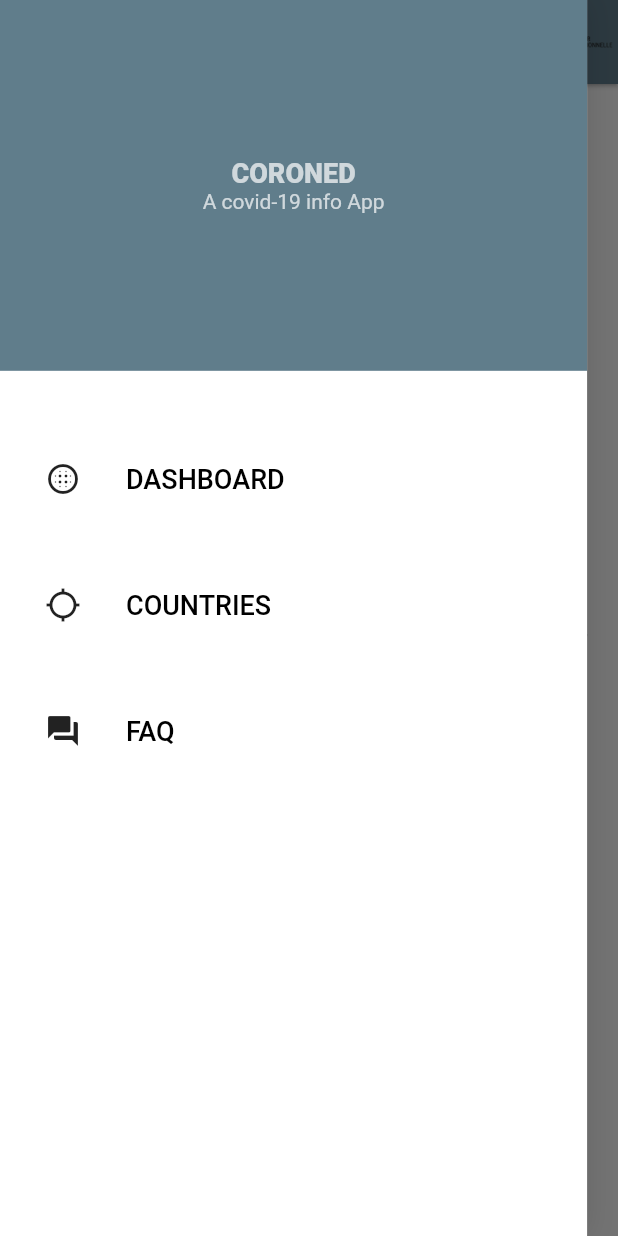
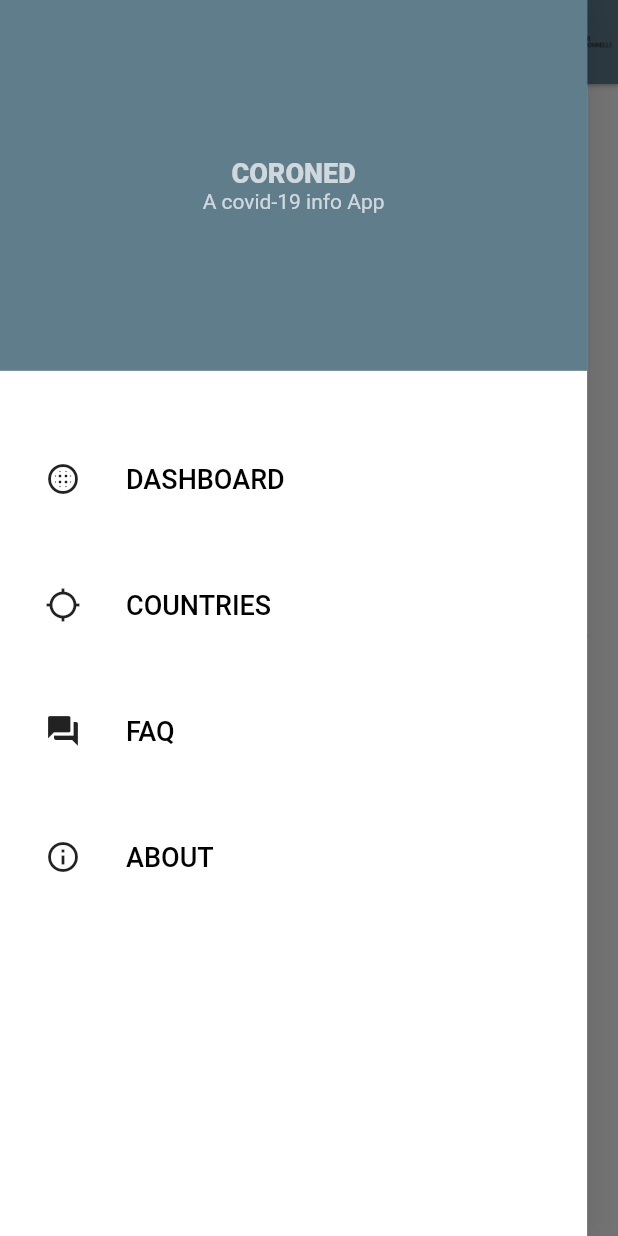
Before and after one commit to RcDevRIL/cesi_covid_19_tracker, a Flutter app: the CovidFaq screen opened by its route, with the side drawer open, on a phone screen of 412 x 824 dp. Run offline on Flutter 3.47's test engine with Material 2 defaults, Android fonts, the light colour scheme and no system bars; our stand-ins replace freezed_annotation, get_it, responsive_builder; generated files the repository leaves out were written again; network calls fail.

Commit message:
fix #62 - Implement About page
- use of Flutter's LicencePage to show infos on the app (name, version, logo, what is the app, licences)

```diff
--- a/lib/data/constants/app_globals.dart
+++ b/lib/data/constants/app_globals.dart
@@ -22,12 +22,22 @@ class AppTheme {
         fontWeight: FontWeight.w600,
         color: Colors.black,
       ),
+      headline5: TextStyle(
+        fontSize: 24,
+        fontWeight: FontWeight.w600,
+        color: Colors.black,
+      ),
       bodyText1: TextStyle(
         color: Colors.black,
         fontSize: 18.0,
       ),
       bodyText2: TextStyle(
-        color: Colors.white70,
+        color: Colors.black,
+      ),
+      caption: TextStyle(
+        color: Colors.black,
+        fontSize: 14,
+        fontWeight: FontWeight.w300,
       ),
     ),
   );
@@ -40,7 +50,16 @@ class AppTheme {
 }
 
 class AppConstants {
-  static const String defaultAppTitle = 'CORONED\nA covid-19 info app';
+  static const String applicationName = 'CORONED\n';
+  static const String applicationVersion = '\nv1.4';
+  static const String applicationIcon = 'assets/virus-logo.png';
+  static const String applicationLegalese =
+      'CORONED est à la base un projet scolaire réalisé pour répondre à un sujet de\ntravaux pratiques dans un cours de développement web dispensé par le CESI Dijon-Quetigny.'
+      '\n\nNous avions le choix sur la technologie, alors nous avons formé un groupe pour\ntenter d\'utiliser la version web de Flutter...'
+      '\n\nAprès un examen couronné de succès,\nl\'application évolue ! 🚀 Nous acceptons avec plaisir les contributions !! 🔥'
+      '\n\nRendez-vous sur github.com/rcdevril/cesi_covid_19_tracker !\n\nVous trouverez ci-jointes les licences associées aux softwares utilisés pour la réalisation de ce projet Flutter.';
+
+  static const String defaultAppTitle = '$applicationName\nA covid-19 info app';
 
   static const List<NavBarItemModel> navItems = [
     NavBarItemModel(
@@ -57,6 +76,11 @@ class AppConstants {
       title: 'FAQ',
       iconData: Icons.question_answer,
       navigationPath: '/faq',
+    ),
+    NavBarItemModel(
+      title: 'ABOUT',
+      iconData: Icons.info_outline,
+      navigationPath: '/about',
     )
   ];
 }
--- a/lib/ui/widgets/navigation_drawer/navigation_drawer_header.dart
+++ b/lib/ui/widgets/navigation_drawer/navigation_drawer_header.dart
@@ -18,7 +18,10 @@ class NavigationDrawerHeader extends StatelessWidget {
           children: [
             TextSpan(
               text: 'A covid-19 info App',
-              style: Theme.of(context).textTheme.bodyText2,
+              style: Theme.of(context)
+                  .textTheme
+                  .bodyText2
+                  .copyWith(color: Colors.white70),
             ),
           ],
         ),
--- a/pubspec.yaml
+++ b/pubspec.yaml
@@ -37,3 +37,4 @@ flutter:
   assets:
     - assets/cesilogo.png
     - assets/missing_flag.png
+    - assets/virus-logo.png
```
Also changed, not shown: lib/ui/widgets/navbar_item.dart (+17 -1 lines).
